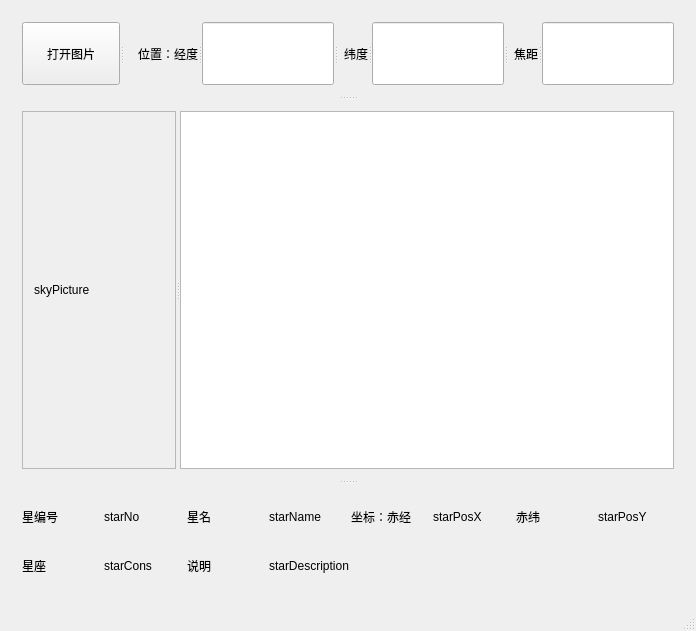
Qt form mainwindow.ui (ChaokunChang/Skymap) before a commit.
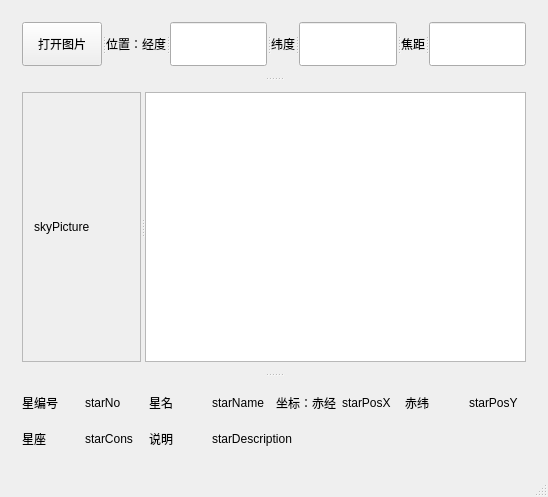
The same form after that commit.

```diff
--- a/mainwindow.ui
+++ b/mainwindow.ui
@@ -6,8 +6,8 @@
    <rect>
     <x>0</x>
     <y>0</y>
-    <width>696</width>
-    <height>631</height>
+    <width>548</width>
+    <height>497</height>
    </rect>
   </property>
   <property name="windowTitle">
@@ -64,9 +64,9 @@
        </layout>
       </widget>
       <widget class="QWidget" name="mainWidget" native="true">
-       <layout class="QVBoxLayout" name="verticalLayout">
-        <item>
-         <widget class="QSplitter" name="mainSpitter">
+       <layout class="QGridLayout" name="gridLayout_2">
+        <item row="0" column="0">
+         <widget class="QSplitter" name="splitter">
           <property name="orientation">
            <enum>Qt::Horizontal</enum>
           </property>
@@ -79,8 +79,8 @@
              <rect>
               <x>0</x>
               <y>0</y>
-              <width>443</width>
-              <height>447</height>
+              <width>304</width>
+              <height>292</height>
              </rect>
             </property>
             <layout class="QGridLayout" name="gridLayout">
@@ -94,7 +94,14 @@
             </layout>
            </widget>
           </widget>
-          <widget class="QTableWidget" name="starTable"/>
+          <widget class="QTableWidget" name="starTable">
+           <property name="sizePolicy">
+            <sizepolicy hsizetype="Ignored" vsizetype="Expanding">
+             <horstretch>0</horstretch>
+             <verstretch>0</verstretch>
+            </sizepolicy>
+           </property>
+          </widget>
          </widget>
         </item>
        </layout>
```
